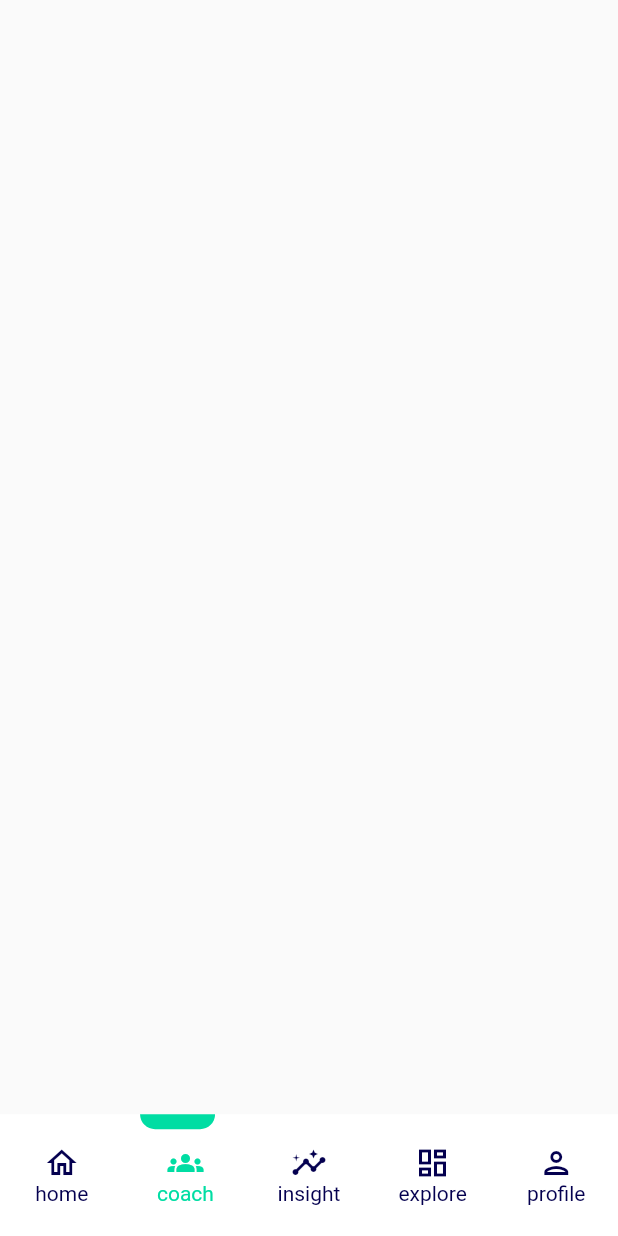
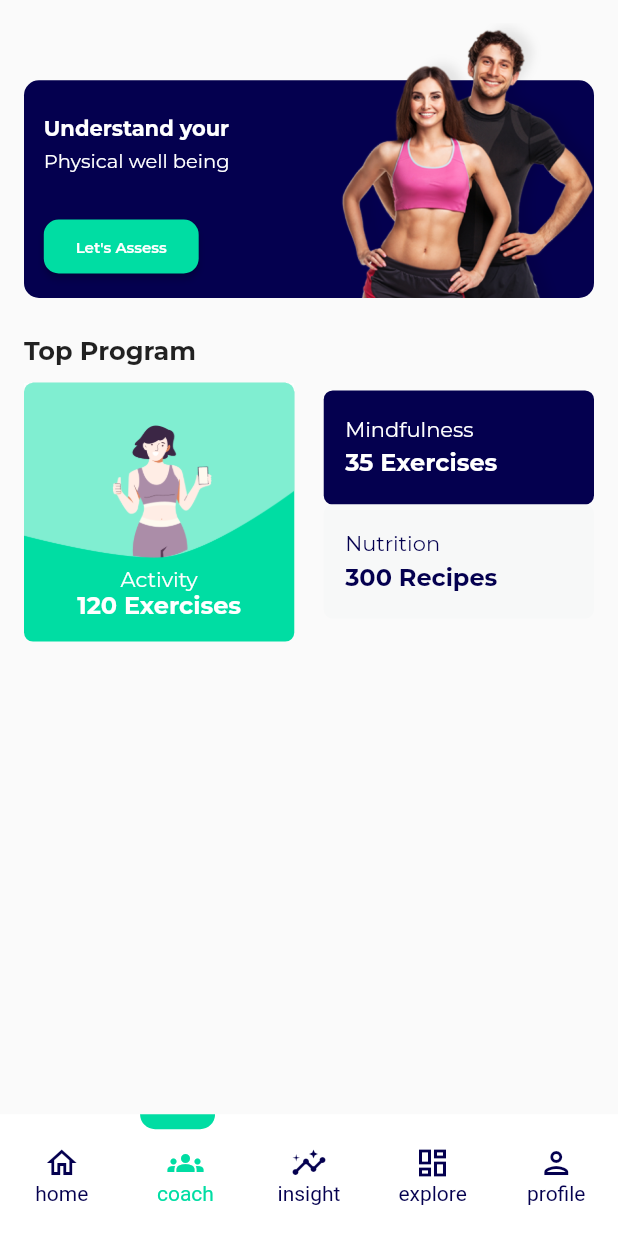
Before and after one commit to Bakti17/kinastic_slicing, a Flutter app: the screen it shows after launch, swiped to page 2, on a phone screen of 412 x 824 dp. Run offline on Flutter 3.47's test engine with Material 2 defaults, Android fonts, the phone set to English and light mode, and no system bars; our stand-ins replace bloc, flutter_bloc, google_fonts.

Commit message:
tambah coach page

```diff
--- /dev/null
+++ b/lib/component/coach_page/top_program.dart
@@ -0,0 +1,112 @@
+part of '../component.dart';
+
+Widget topProgramCoach(BuildContext context) {
+  return SizedBox(
+    height: resHeight(context, 210),
+    width: double.infinity,
+    child: Column(crossAxisAlignment: CrossAxisAlignment.start, children: [
+      Text(
+        'Top Program',
+        style: style17.copyWith(fontWeight: FontWeight.bold),
+      ),
+      Row(
+        mainAxisAlignment: MainAxisAlignment.spaceBetween,
+        children: [
+          Container(
+            height: resHeight(context, 180),
+            width: resWidth(context, 164),
+            // color: Colors.red,
+            alignment: Alignment.bottomCenter,
+            child: Stack(
+              children: [
+                Container(
+                  height: resHeight(context, 170),
+                  width: double.infinity,
+                  padding: EdgeInsets.only(bottom: resHeight(context, 13)),
+                  decoration: BoxDecoration(
+                      color: selectedColor,
+                      borderRadius: BorderRadius.circular(6)),
+                  child: Column(
+                      mainAxisAlignment: MainAxisAlignment.end,
+                      children: [
+                        Text(
+                          'Activity',
+                          style: style14.copyWith(color: Colors.white),
+                        ),
+                        Text(
+                          '120 Exercises',
+                          style: style16.copyWith(
+                              color: Colors.white, fontWeight: FontWeight.bold),
+                        )
+                      ]),
+                ),
+                SizedBox(
+                    height: resHeight(context, 115),
+                    width: double.infinity,
+                    child: Image.asset(
+                      'assets/images/programs.png',
+                      fit: BoxFit.fill,
+                    )),
+              ],
+            ),
+          ),
+          Column(
+            mainAxisAlignment: MainAxisAlignment.spaceBetween,
+            children: [
+              Container(
+                height: resHeight(context, 75),
+                width: resWidth(context, 164),
+                padding: EdgeInsets.only(left: resWidth(context, 13)),
+                decoration: BoxDecoration(
+                    color: primaryColor,
+                    borderRadius: BorderRadius.circular(6)),
+                child: Column(
+                    mainAxisAlignment: MainAxisAlignment.center,
+                    crossAxisAlignment: CrossAxisAlignment.start,
+                    children: [
+                      Text(
+                        'Mindfulness',
+                        style: style14.copyWith(color: Colors.white),
+                      ),
+                      const SizedBox(
+                        height: 5,
+                      ),
+                      Text(
+                        '35 Exercises',
+                        style: style16.copyWith(
+                            fontWeight: FontWeight.bold, color: Colors.white),
+                      ),
+                    ]),
+              ),
+              Container(
+                height: resHeight(context, 75),
+                width: resWidth(context, 164),
+                padding: EdgeInsets.only(left: resWidth(context, 13)),
+                decoration: BoxDecoration(
+                    color: darkerWhiteColor,
+                    borderRadius: BorderRadius.circular(6)),
+                child: Column(
+                    mainAxisAlignment: MainAxisAlignment.center,
+                    crossAxisAlignment: CrossAxisAlignment.start,
+                    children: [
+                      Text(
+                        'Nutrition',
+                        style: style14.copyWith(color: primaryColor),
+                      ),
+                      const SizedBox(
+                        height: 5,
+                      ),
+                      Text(
+                        '300 Recipes',
+                        style: style16.copyWith(
+                            fontWeight: FontWeight.bold, color: primaryColor),
+                      ),
+                    ]),
+              ),
+            ],
+          )
+        ],
+      )
+    ]),
+  );
+}
--- a/lib/component/component.dart
+++ b/lib/component/component.dart
@@ -11,3 +11,6 @@ part 'home_page/search_bar.dart';
 part 'home_page/today_plan.dart';
 part 'home_page/upcoming_activities.dart';
 part 'home_page/recomended_activity.dart';
+
+part 'coach_page/top_card.dart';
+part 'coach_page/top_program.dart';
--- a/lib/component/home_page/top_component.dart
+++ b/lib/component/home_page/top_component.dart
@@ -2,8 +2,10 @@ part of '../component.dart';
 
 Widget topComponentHome(BuildContext context) {
   return SizedBox(
-    height: resHeight(context, 121),
+    height: resHeight(context, 76.84),
     width: resWidth(context, 375),
+    child: Padding(
+      padding: EdgeInsets.only(bottom: resWidth(context, 11)),
       child: Row(
         crossAxisAlignment: CrossAxisAlignment.end,
         children: [
@@ -60,5 +62,6 @@ Widget topComponentHome(BuildContext context) {
           ),
         ],
       ),
+    ),
   );
 }
--- a/lib/main.dart
+++ b/lib/main.dart
@@ -29,7 +29,8 @@ class MyApp extends StatelessWidget {
           return MaterialApp(
               debugShowCheckedModeBanner: false,
               title: 'Kinastic App',
-              home: Scaffold(
+              home: SafeArea(
+                child: Scaffold(
                   body: BlocListener<IndexNavbarCubit, int>(
                     listener: (context, state) =>
                         pageController.jumpToPage(state),
@@ -42,6 +43,7 @@ class MyApp extends StatelessWidget {
                     ),
                   ),
                   bottomNavigationBar: NavBar(),
+                ),
               )
               // home: HomePage(),
               );
--- a/lib/page/coach_page.dart
+++ b/lib/page/coach_page.dart
@@ -5,10 +5,17 @@ class CoachPage extends StatelessWidget {
 
   @override
   Widget build(BuildContext context) {
-    // return Scaffold(
-    //   body: Container(),
-    //   bottomNavigationBar: NavBar(),
-    // );
-    return Container();
+    return SizedBox(
+      child: Padding(
+        padding: const EdgeInsets.fromLTRB(16, 15, 16, 0),
+        child: Column(children: [
+          topCardCoach(context),
+          SizedBox(
+            height: resHeight(context, 25),
+          ),
+          topProgramCoach(context)
+        ]),
+      ),
+    );
   }
 }
```
Also changed, not shown: assets/images/coach.png (added), assets/images/programs.png (added). Lines whose indentation alone changed are shown as unchanged.
